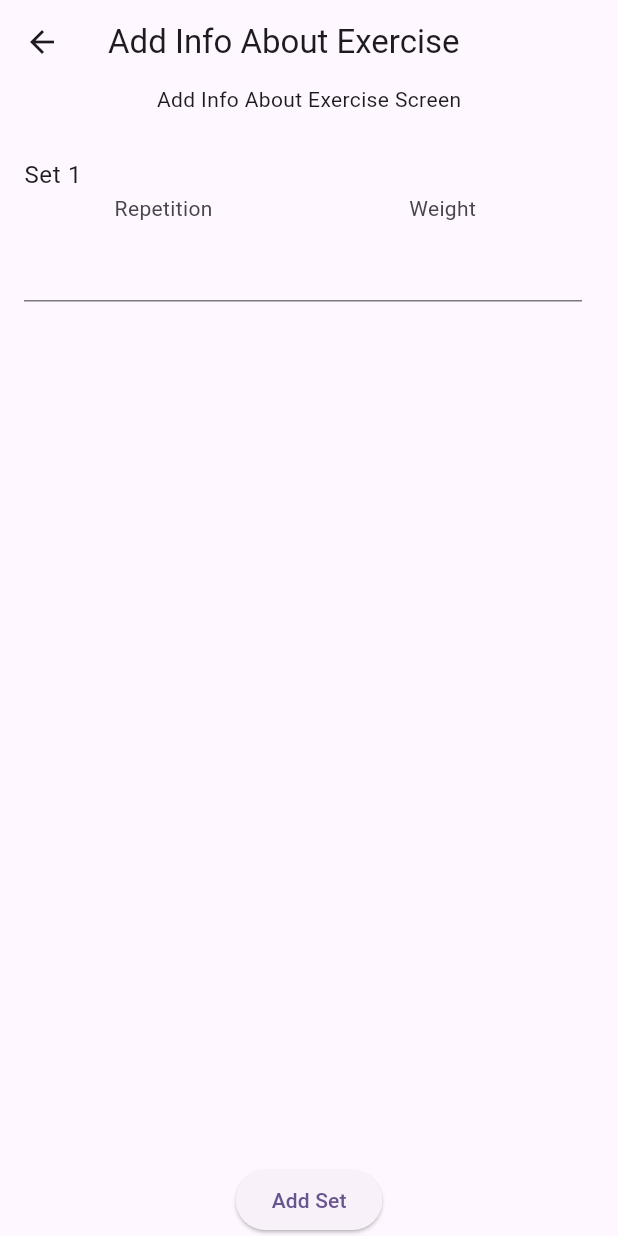
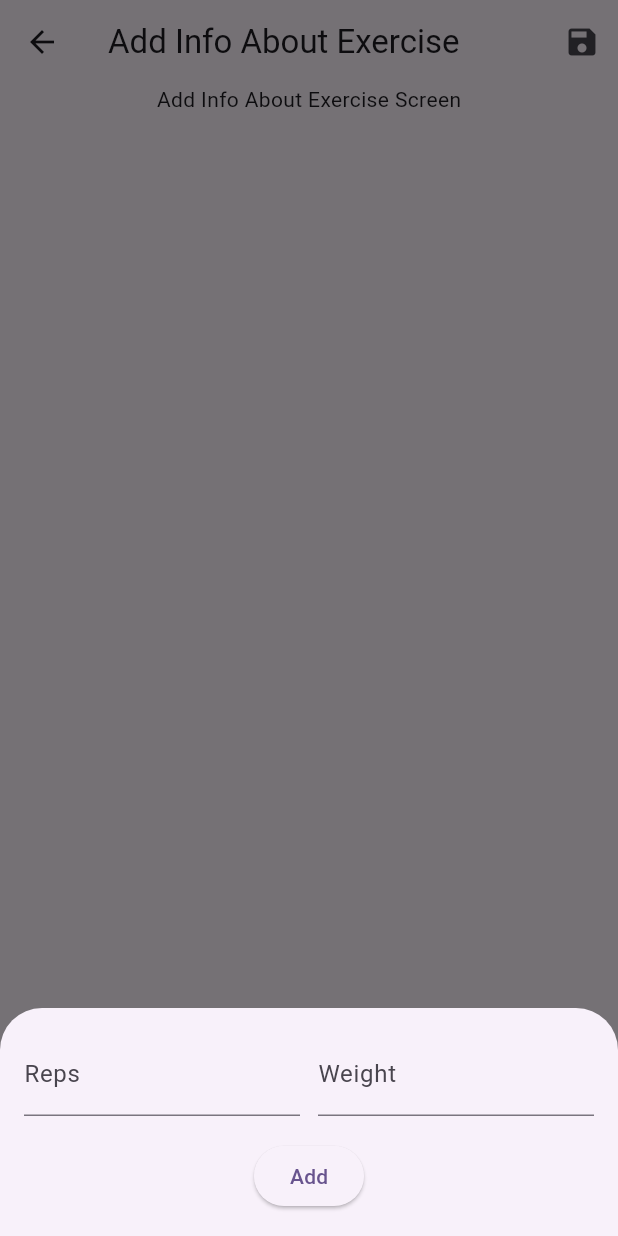
Before and after one commit to alexx0196/gybApp, a Flutter app: the AddInfoAboutExercise screen opened directly with empty values, after a tap on "Add Set", on a phone screen of 412 x 824 dp. Run offline on Flutter 3.47's test engine with Material 3 defaults, Android fonts, the phone set to English and light mode, and no system bars; our stand-ins replace cloud_firestore, firebase_auth, firebase_core, get_it; accounts and stored records are empty.

Commit message:
итого получается теперь добавлять в бд упражнения в тренировку, нужно сделать вывод на workout_screen.dart

```diff
--- a/lib/screens/exercises_screen/exercises_screen.dart
+++ b/lib/screens/exercises_screen/exercises_screen.dart
@@ -88,7 +88,6 @@ class _ExercisesScreenState extends State<ExercisesScreen> {
       floatingActionButton: FloatingActionButton(
         onPressed: () {
           _addExercise(authService.currentUser!.uid);
-          print('new exercise');
         },
         child: Icon(Icons.add),
       ),
--- a/lib/screens/workout_screen/add_info_about_exercise.dart
+++ b/lib/screens/workout_screen/add_info_about_exercise.dart
@@ -1,9 +1,26 @@
 import 'package:flutter/material.dart';
+import 'package:gym_tracker/db_services/db_services.dart';
+
+
+/*
+Кратко: храню список sets как модель SetEntry {int reps; double weight;}.
+Добавление/редактирование: открывать диалог (AlertDialog/BottomSheet) с локальными
+TextEditingController, валидировать и возвращать готовый SetEntry.
+Нет долгоживущих контроллеров — модель sets остаётся источником правды.
+*/
+
+
+class ExerciseSet {
+  int reps;
+  double weight;
+  ExerciseSet({required this.reps, required this.weight});
+}
 
 
 class AddInfoAboutExercise extends StatefulWidget {
   final String exerciseName;
-  const AddInfoAboutExercise({super.key, required this.exerciseName});
+  final String workoutId;
+  const AddInfoAboutExercise({super.key, required this.exerciseName, required this.workoutId});
 
   @override
   State<AddInfoAboutExercise> createState() => _AddInfoAboutExerciseState();
@@ -11,22 +28,34 @@ class AddInfoAboutExercise extends StatefulWidget {
 
 
 class _AddInfoAboutExerciseState extends State<AddInfoAboutExercise> {
-  final TextEditingController _controllerRep = TextEditingController();
-  final TextEditingController _controllerWeigth = TextEditingController();
+  WorkoutsService workoutsService = WorkoutsService();
+  AuthService authService = AuthService();
 
-  @override
-  void dispose() {
-    _controllerRep.dispose();
-    _controllerWeigth.dispose();
-    super.dispose();
-  }
-
-  List sets = [];
+  Map<String, ExerciseSet> sets = {};
 
   @override
   Widget build(BuildContext context) {
     return Scaffold(
-      appBar: AppBar(title: const Text('Add Info About Exercise'),),
+      appBar: AppBar(
+        title: const Text('Add Info About Exercise'),
+        actions: [
+          IconButton(
+            icon: const Icon(Icons.save),
+            onPressed: () {
+              // Save the exercise info along with sets
+              workoutsService.addExerciseAndInfo(
+                authService.currentUser!.uid,
+                widget.workoutId,
+                widget.exerciseName,
+                sets,
+              );
+              print('Saving exercise info with sets: $sets');
+              Navigator.pop(context);
+              Navigator.pop(context);
+            },
+          ),
+        ],
+      ),
       body: Center(
         child: Column(
           mainAxisAlignment: MainAxisAlignment.center,
@@ -39,38 +68,25 @@ class _AddInfoAboutExerciseState extends State<AddInfoAboutExercise> {
                 itemBuilder: (context, index) {
                   return ListTile(
                     title: Text('Set ${index + 1}'),
-                    subtitle: Row(
-                      mainAxisAlignment: MainAxisAlignment.center,
-                      children: [
-                        Expanded(child: Column(
-                          mainAxisAlignment: MainAxisAlignment.center,
-                          crossAxisAlignment: CrossAxisAlignment.center,
-                          children: [
-                            Text('Repetition'),
-                            SizedBox(height: 4.0),
-                            TextField(controller: _controllerRep,),
-                          ],
-                        ),),
-                        Expanded(child: Column(
-                          mainAxisAlignment: MainAxisAlignment.center,
-                          crossAxisAlignment: CrossAxisAlignment.center,
-                          children: [
-                            Text('Weight'),
-                            SizedBox(height: 4.0),
-                            TextField(controller: _controllerWeigth,),
-                          ],
-                        ),),
-                      ],
-                    ),
-                    onTap: () => print('Tapped set ${index + 1}'),
+                    subtitle: Text('Reps: ${sets.values.toList()[index].reps}, Weight: ${sets.values.toList()[index].weight} kg'),
+                    onTap: () {
+                      print('Edit set ${index + 1}');
+                    },
                   );
                 },
               ),
             ),
             ElevatedButton(
-              onPressed: () {
+              onPressed: () async {
+                final result = await showModalBottomSheet(
+                  context: context,
+                  builder: (_) => AddSetBottomSheet(),
+                );
                 setState(() {
-                  sets.add('Set ${sets.length + 1}');
+                  sets['Set ${sets.length}'] = ExerciseSet(
+                    reps: result.reps,
+                    weight: result.weight,
+                  );
                 });
               },
               child: const Text('Add Set'),
@@ -81,3 +97,66 @@ class _AddInfoAboutExerciseState extends State<AddInfoAboutExercise> {
     );
   }
 }
+
+
+class AddSetBottomSheet extends StatefulWidget {
+  const AddSetBottomSheet({super.key});
+
+  @override
+  State<AddSetBottomSheet> createState() => _AddSetBottomSheetState();
+}
+
+class _AddSetBottomSheetState extends State<AddSetBottomSheet> {
+  final TextEditingController _repsController = TextEditingController();
+  final TextEditingController _weightController = TextEditingController();
+
+  @override
+  void dispose() {
+    _repsController.dispose();
+    _weightController.dispose();
+    super.dispose();
+  }
+
+  @override
+  Widget build(BuildContext context) {
+    return Padding(
+      padding: const EdgeInsets.all(16),
+      child: Column(
+        mainAxisSize: MainAxisSize.min,
+        children: [
+          Row(
+            children: [
+              Expanded(
+                child: TextField(
+                  controller: _repsController,
+                  keyboardType: TextInputType.number,
+                  decoration: const InputDecoration(labelText: 'Reps'),
+                ),
+              ),
+              const SizedBox(width: 12),
+              Expanded(
+                child: TextField(
+                  controller: _weightController,
+                  keyboardType: TextInputType.number,
+                  decoration: const InputDecoration(labelText: 'Weight'),
+                ),
+              ),
+            ],
+          ),
+          const SizedBox(height: 16),
+          ElevatedButton(
+            onPressed: () {
+              Navigator.of(context).pop(
+                ExerciseSet(
+                  reps: int.parse(_repsController.text),
+                  weight: double.parse(_weightController.text),
+                ),
+              );
+            },
+            child: const Text('Add'),
+          ),
+        ],
+      ),
+    );
+  }
+}
--- a/lib/screens/workout_screen/workout_screen.dart
+++ b/lib/screens/workout_screen/workout_screen.dart
@@ -52,7 +52,7 @@ class _WorkoutScreenState extends State<WorkoutScreen> {
         onPressed: () {
           Navigator.push(
             context,
-            MaterialPageRoute(builder: (context) => ChooseExercise())
+            MaterialPageRoute(builder: (context) => ChooseExercise(workoutId: widget.id,))
           );
         },
         child: Icon(Icons.add),
```
Also changed, not shown: lib/db_services/db_services.dart (+12 -2 lines), lib/screens/workout_screen/choose_exercise.dart (+6 -2 lines).
